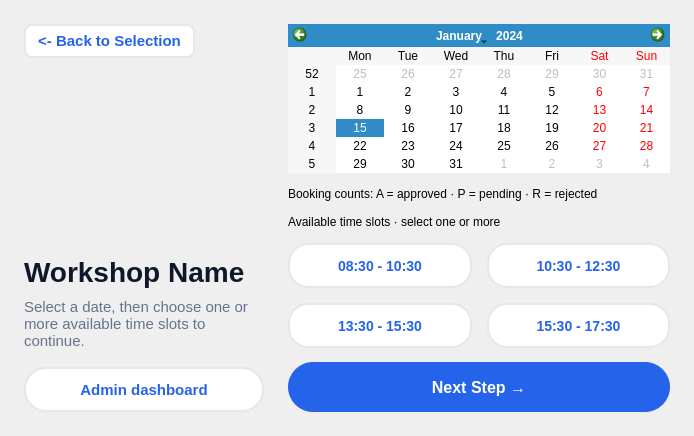
This is ui/forms/page2.ui in PPAS-Rashmika/SYNCLAB-Centralized-Workshop-Laboratory-Allocation-Platform as Qt 5 draws it before an edit. The edited form follows.
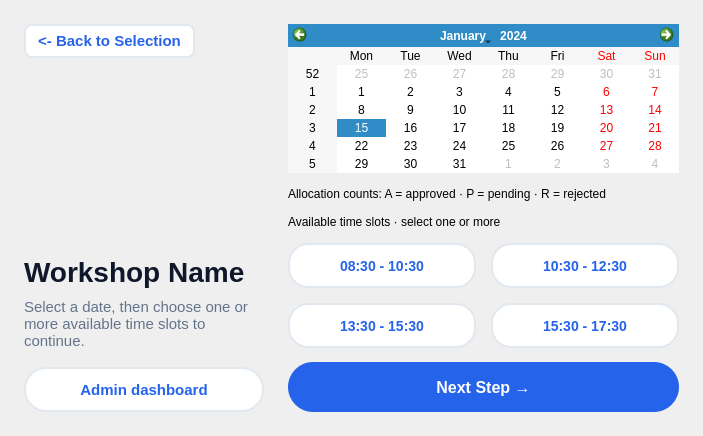
This is the edited form. Custom widgets are drawn as their Qt base class.

What changed in the file:
```diff
--- a/ui/forms/page2.ui
+++ b/ui/forms/page2.ui
@@ -160,7 +160,7 @@
        <item>
         <widget class="QLabel" name="calendarLegend">
          <property name="text">
-          <string>Booking counts: A = approved · P = pending · R = rejected</string>
+          <string>Allocation counts: A = approved · P = pending · R = rejected</string>
          </property>
          <property name="wordWrap">
           <bool>true</bool>
```
